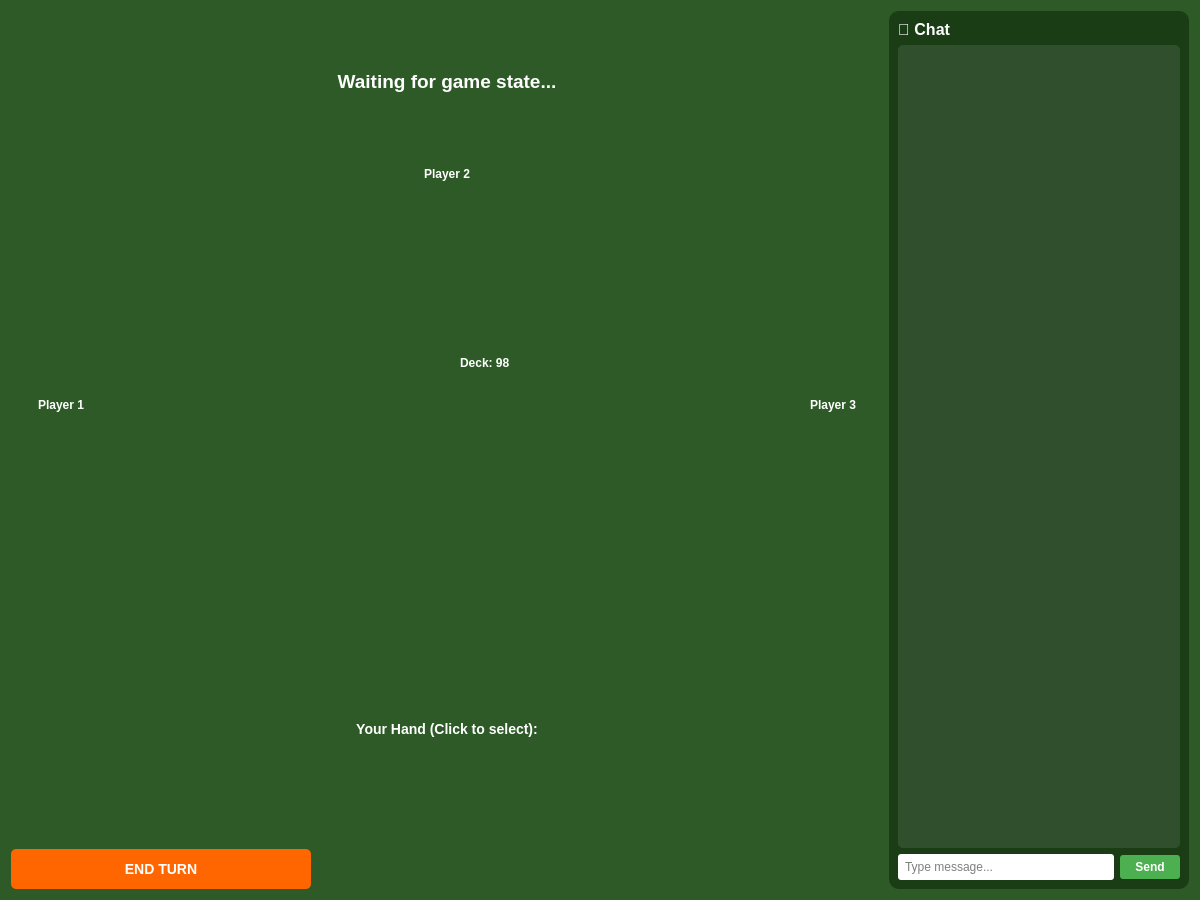
Before: the Qt Designer form TheGame/TheGame_Client/GameBoardWidget.ui in DavidMacovei/TheGame, drawn with Qt 5.
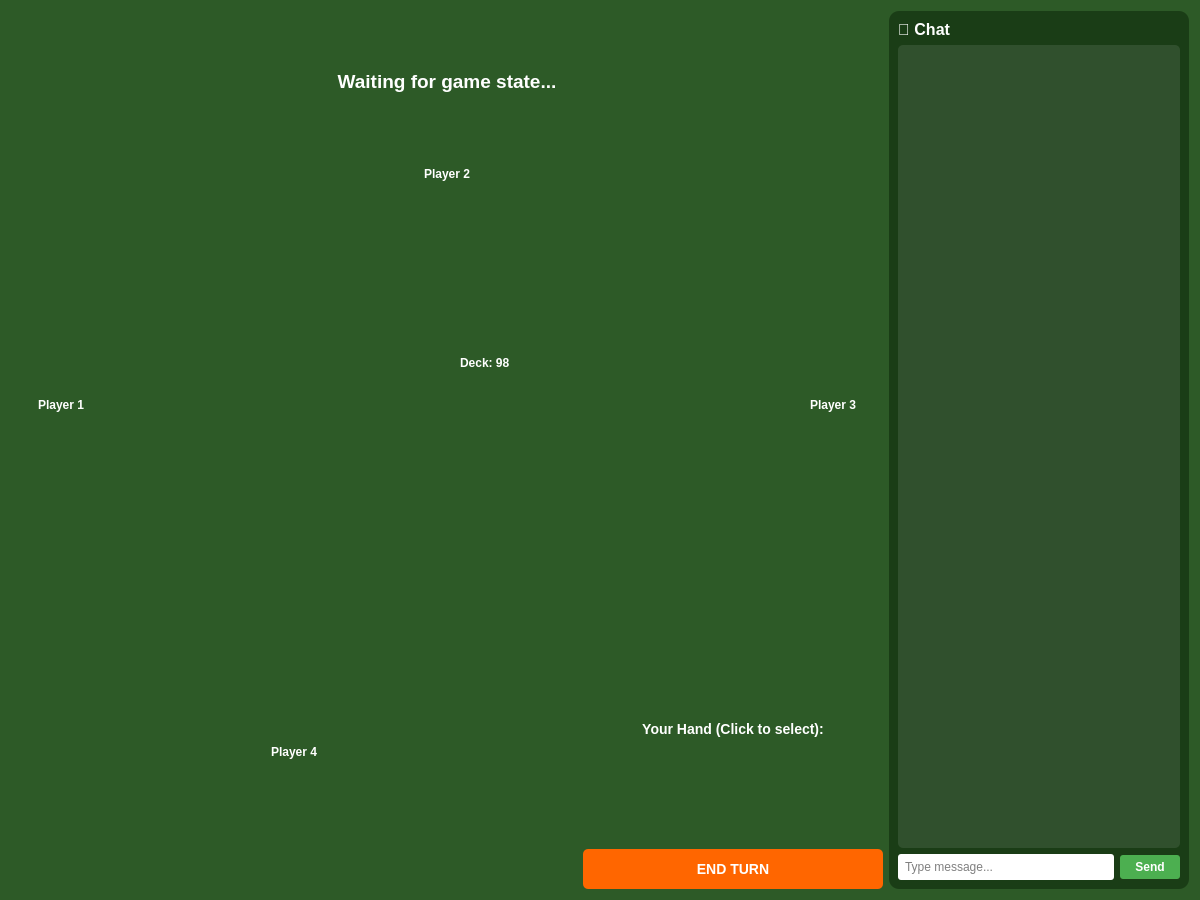
After: the same form once the commit is applied. Custom widgets are drawn as their Qt base class.

```diff
--- a/TheGame/TheGame_Client/GameBoardWidget.ui
+++ b/TheGame/TheGame_Client/GameBoardWidget.ui
@@ -170,7 +170,7 @@
      <item>
           <layout class="QGridLayout" name="stacksLayout">
        <item row="0" column="0">
-   <widget class="StackWidget" name="stack1">
+       <widget class="QWidget" name="stackPlaceholder1" native="true">
  <property name="minimumSize">
               <size>
              <width>80</width>
@@ -180,7 +180,7 @@
             </widget>
       </item>
     <item row="0" column="1">
-   <widget class="StackWidget" name="stack2">
+    <widget class="QWidget" name="stackPlaceholder2" native="true">
          <property name="minimumSize">
               <size>
         <width>80</width>
@@ -190,7 +190,7 @@
             </widget>
       </item>
            <item row="1" column="0">
-    <widget class="StackWidget" name="stack3">
+ <widget class="QWidget" name="stackPlaceholder3" native="true">
     <property name="minimumSize">
      <size>
          <width>80</width>
@@ -200,7 +200,7 @@
      </widget>
       </item>
            <item row="1" column="1">
-     <widget class="StackWidget" name="stack4">
+            <widget class="QWidget" name="stackPlaceholder4" native="true">
              <property name="minimumSize">
    <size>
                <width>80</width>
@@ -243,7 +243,44 @@
        </item>
    </layout>
      </item>
-     <!-- Main Player (Bottom) -->
+     <!-- Bottom Row: Player 4 (Opponent) and Main Player -->
+     <item>
+ <layout class="QHBoxLayout" name="bottomRowLayout">
+       <!-- Opponent 4 (Bottom-Left) -->
+ <item>
+     <layout class="QVBoxLayout" name="bottomLeftPlayerLayout">
+  <item>
+     <widget class="QLabel" name="lblPlayer4Name">
+           <property name="styleSheet">
+      <string>color: white; font-weight: bold; background-color: transparent;</string>
+     </property>
+ <property name="text">
+            <string>Player 4</string>
+      </property>
+<property name="alignment">
+            <set>Qt::AlignmentFlag::AlignCenter</set>
+           </property>
+     </widget>
+    </item>
+      <item>
+      <widget class="CardHandWidget" name="player4Hand">
+           <property name="minimumSize">
+            <size>
+             <width>0</width>
+             <height>100</height>
+            </size>
+           </property>
+           <property name="maximumSize">
+            <size>
+             <width>16777215</width>
+  <height>120</height>
+         </size>
+     </property>
+          </widget>
+     </item>
+  </layout>
+   </item>
+    <!-- Main Player (Bottom-Center/Right) -->
    <item>
       <layout class="QVBoxLayout" name="bottomPlayerLayout">
   <item>
@@ -301,6 +338,8 @@
      </item>
     </layout>
  </item>
+    </layout>
+   </item>
    <!-- Chat Panel (Right Side) -->
    <item>
     <widget class="QWidget" name="chatPanel" native="true">
@@ -386,12 +425,6 @@
    <header>CardHandWidget.h</header>
    <container>1</container>
   </customwidget>
-  <customwidget>
-   <class>StackWidget</class>
- <extends>QWidget</extends>
-   <header>StackWidget.h</header>
-   <container>1</container>
-  </customwidget>
   <customwidget>
    <class>DeckWidget</class>
    <extends>QWidget</extends>
```
Lines whose indentation alone changed are shown as unchanged.
